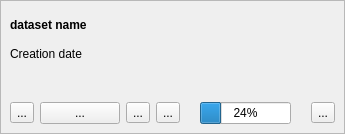
The window that LDMP/gui/WidgetDatasetItem.ui (ConservationInternational/trends.earth) describes before a commit, drawn with Qt 5.
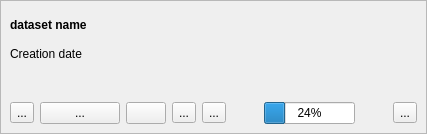
The same window after the commit.

Commit message: Add dataset report handler

What changed in the file:
```diff
--- a/LDMP/gui/WidgetDatasetItem.ui
+++ b/LDMP/gui/WidgetDatasetItem.ui
@@ -6,7 +6,7 @@
    <rect>
     <x>0</x>
     <y>0</y>
-    <width>345</width>
+    <width>427</width>
     <height>134</height>
    </rect>
   </property>
@@ -120,6 +120,13 @@
           </property>
          </widget>
         </item>
+        <item>
+         <widget class="QPushButton" name="report_pb">
+          <property name="text">
+           <string/>
+          </property>
+         </widget>
+        </item>
         <item>
          <widget class="QToolButton" name="open_details_tb">
           <property name="toolTip">
```
Left out of the diff: 11 changed lines with no effect on the pictures. The commit also changes 10 other files.
